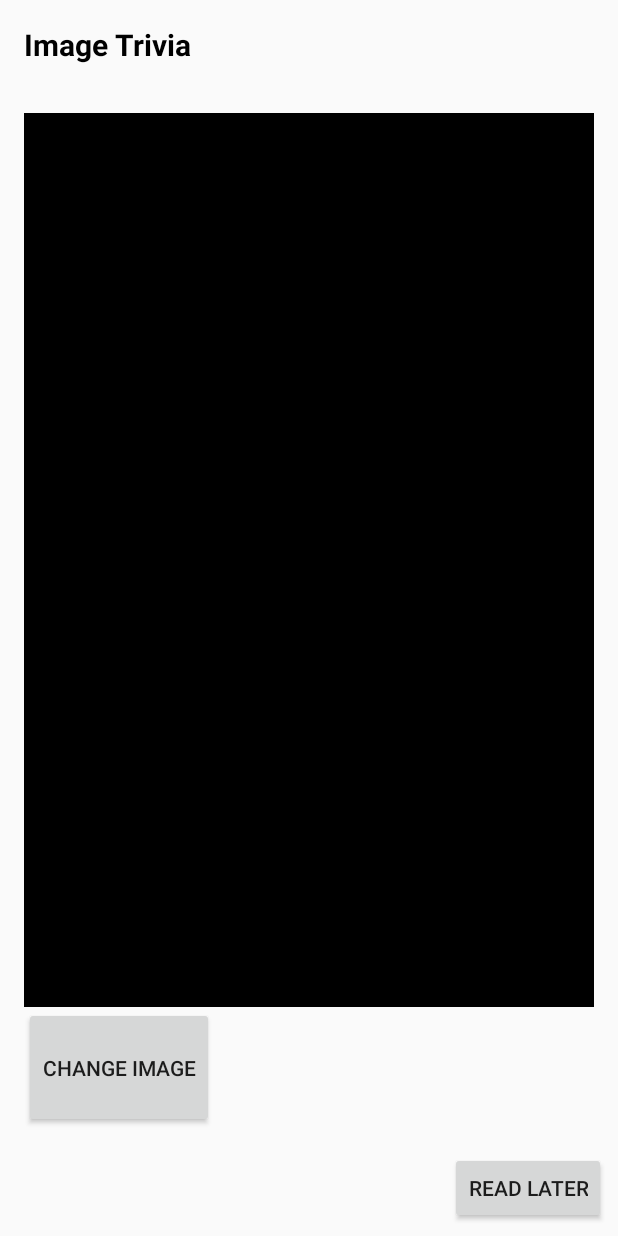
After one commit to javiertok99/P10KnowYourFacts, an Android app: the layout fragment_frag4.xml on its own in the app's theme, with its tools: preview values and no code run, on a phone screen of 412 x 824 dp. The commit adds this screen. Run offline under Robolectric (Android 15) with nearby library versions, the phone set to English and light mode, and no system bars.

Commit message:
intermediate Enhancement

```diff
--- a/app/build.gradle
+++ b/app/build.gradle
@@ -26,4 +26,9 @@ dependencies {
     testImplementation 'junit:junit:4.12'
     androidTestImplementation 'com.android.support.test:runner:1.0.2'
     androidTestImplementation 'com.android.support.test.espresso:espresso-core:3.0.2'
+    implementation 'com.squareup.picasso:picasso:2.5.2'
 }
+
+repositories {
+    jcenter()
+}
--- a/app/src/main/AndroidManifest.xml
+++ b/app/src/main/AndroidManifest.xml
@@ -1,6 +1,7 @@
 <?xml version="1.0" encoding="utf-8"?>
 <manifest xmlns:android="http://schemas.android.com/apk/res/android"
     package="com.example.a16022934.p10_knowyourfacts">
+    <uses-permission android:name="android.permission.INTERNET"/>
 
     <application
         android:allowBackup="true"
--- a/app/src/main/java/com/example/a16022934/p10_knowyourfacts/MainActivity.java
+++ b/app/src/main/java/com/example/a16022934/p10_knowyourfacts/MainActivity.java
@@ -33,6 +33,7 @@ public class MainActivity extends AppCompatActivity {
         al.add(new Frag1());
         al.add(new Frag2());
         al.add(new Frag3());
+        al.add(new Frag4());
 
         adapter = new MyFragmentPagerAdapter(fm, al);
 
@@ -79,7 +80,6 @@ public class MainActivity extends AppCompatActivity {
         super.onPause();
         SharedPreferences prefs = PreferenceManager.getDefaultSharedPreferences(this);
         SharedPreferences.Editor prefEdit = prefs.edit();
-
         int page = vPager.getCurrentItem();
         prefEdit.putInt("page",page);
         prefEdit.apply();
--- /dev/null
+++ b/app/src/main/res/layout/fragment_frag4.xml
@@ -0,0 +1,64 @@
+<?xml version="1.0" encoding="utf-8"?>
+<android.support.constraint.ConstraintLayout xmlns:android="http://schemas.android.com/apk/res/android"
+    xmlns:app="http://schemas.android.com/apk/res-auto"
+    xmlns:tools="http://schemas.android.com/tools"
+    android:layout_width="match_parent"
+    android:layout_height="match_parent"
+    tools:context=".Frag1">
+
+    <!-- TODO: Update blank fragment layout -->
+
+    <LinearLayout
+        android:id="@+id/frag1Linear"
+        android:layout_width="0dp"
+        android:layout_height="0dp"
+        android:layout_marginBottom="16dp"
+        android:layout_marginEnd="16dp"
+        android:layout_marginLeft="16dp"
+        android:layout_marginRight="16dp"
+        android:layout_marginStart="16dp"
+        android:layout_marginTop="16dp"
+        android:orientation="vertical"
+        app:layout_constraintBottom_toTopOf="@+id/btnReadLater"
+        app:layout_constraintEnd_toEndOf="parent"
+        app:layout_constraintStart_toStartOf="parent"
+        app:layout_constraintTop_toTopOf="parent">
+
+        <TextView
+            android:id="@+id/tvFactTitle"
+            android:layout_width="match_parent"
+            android:layout_height="wrap_content"
+            android:layout_weight="0.1"
+            android:text="Image Trivia"
+            android:textColor="@android:color/black"
+            android:textSize="20sp"
+            android:textStyle="bold" />
+
+        <ImageView
+            android:id="@+id/ivTrivia"
+            android:layout_width="match_parent"
+            android:layout_height="339dp"
+            android:layout_weight="0.8"
+            android:scaleType="fitXY"
+            android:src="@color/black" />
+
+        <Button
+            android:id="@+id/btnChangeImage"
+            android:layout_width="wrap_content"
+            android:layout_height="wrap_content"
+            android:layout_weight="0.1"
+            android:text="Change Image" />
+
+    </LinearLayout>
+
+    <Button
+        android:id="@+id/btnReadLater"
+        android:layout_width="wrap_content"
+        android:layout_height="wrap_content"
+        android:layout_marginBottom="8dp"
+        android:layout_marginEnd="8dp"
+        android:layout_marginRight="8dp"
+        android:text="Read Later"
+        app:layout_constraintBottom_toBottomOf="parent"
+        app:layout_constraintEnd_toEndOf="parent" />
+</android.support.constraint.ConstraintLayout>
```
Also changed, not shown: app/src/main/java/com/example/a16022934/p10_knowyourfacts/Frag4.java (added, +101 -0 lines).
